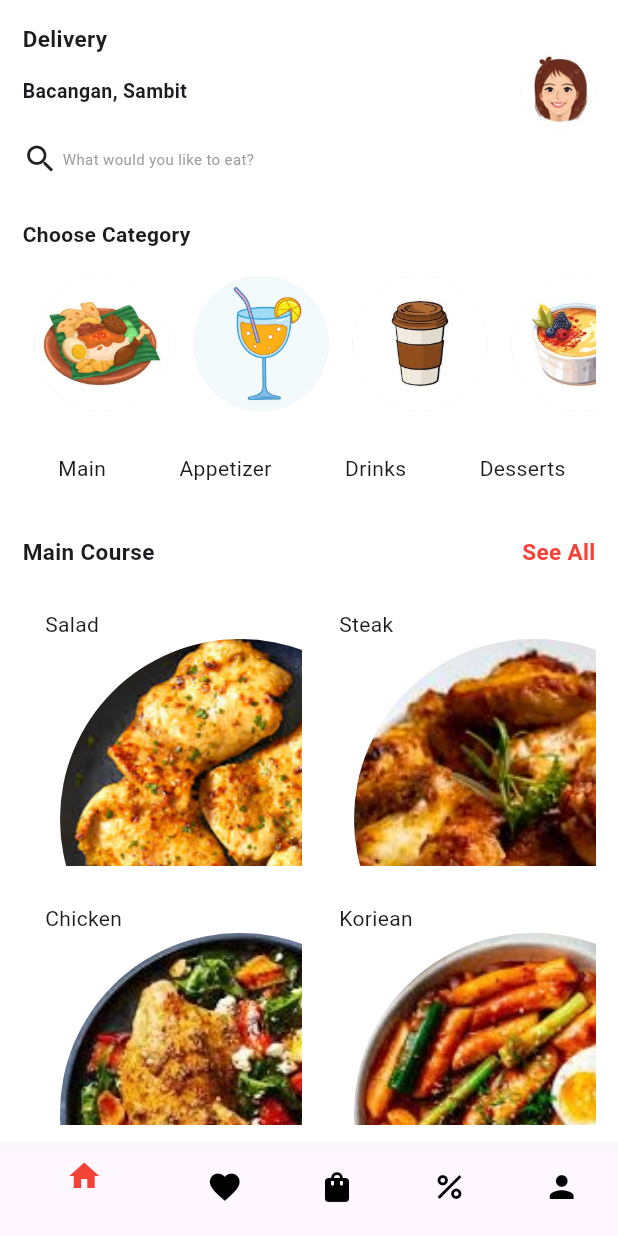
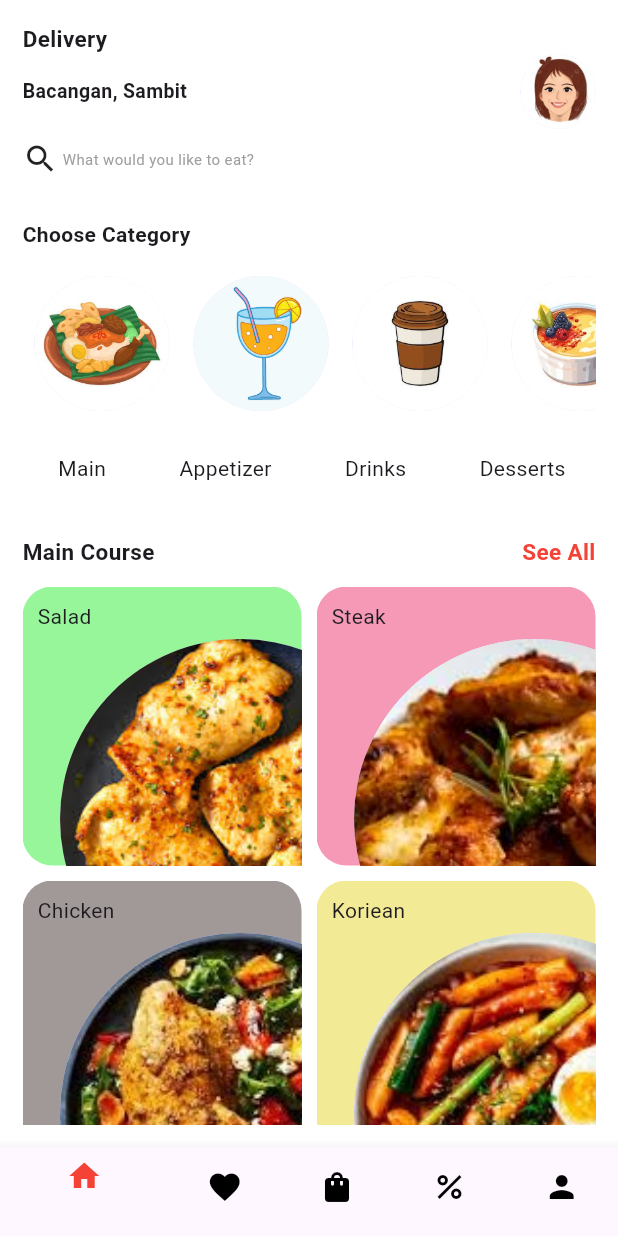
Before and after one commit to Nandanacb/Flutterassignment4, a Flutter app: the screen it shows after launch, on a phone screen of 412 x 824 dp. Run offline on Flutter 3.47's test engine with Material 3 defaults, Android fonts, the phone set to English and light mode, and no system bars.

Commit message:
assignment4 20/9/24

```diff
--- a/lib/database.dart
+++ b/lib/database.dart
@@ -38,38 +38,38 @@ class Database {
 
   static List<Map> myfoodList=[
  {
-  Color:Colors.blue,
+  Color:const Color.fromARGB(255, 150, 246, 153),
  "text":"Salad",
  "image":"assets/images/plate1.jpeg",
 
  },
  {
-  Color:Colors.pink,
+  Color:const Color.fromARGB(255, 245, 153, 183),
  "text":"Steak",
  "image":"assets/images/plate2.jpeg",
 
  },
  {
-  Color:Colors.grey,
+  Color:const Color.fromARGB(255, 161, 152, 152),
  "text":"Chicken",
  "image":"assets/images/plate3.jpeg",
 
  },
  {
-  Color:Colors.yellow,
+  Color:const Color.fromARGB(255, 243, 234, 150),
  "text":"Koriean",
  "image":"assets/images/plate4.jpeg",
 
  },
 
  {
-  Color:Colors.blue,
+  Color:const Color.fromARGB(255, 157, 228, 160),
  "text":"Salad",
  "image":"assets/images/plate5.jpeg",
 
  },
  {
-  Color:Colors.blue,
+  Color:const Color.fromARGB(255, 246, 163, 191),
  "text":"Salad",
  "image":"assets/images/plate3.jpeg",
 
--- a/lib/newdesign.dart
+++ b/lib/newdesign.dart
@@ -106,15 +106,15 @@ Expanded(
             height: 250,
             width: 200,
             decoration: BoxDecoration(borderRadius: BorderRadius.circular(20),
-            color:Database.myfoodList[index]["color"]),
+            color:Database.myfoodList[index][Color]),
+            child:Padding(
+              padding: const EdgeInsets.all(10),
+              child: Text(Database.myfoodList[index]["text"]),
+            ),
 
           ),
 
-           Positioned(
-            top:15,
-            left: 15,
-            child:Text(Database.myfoodList[index]["text"]),
-            ),
+
 
             Positioned(
             top:35,
```
